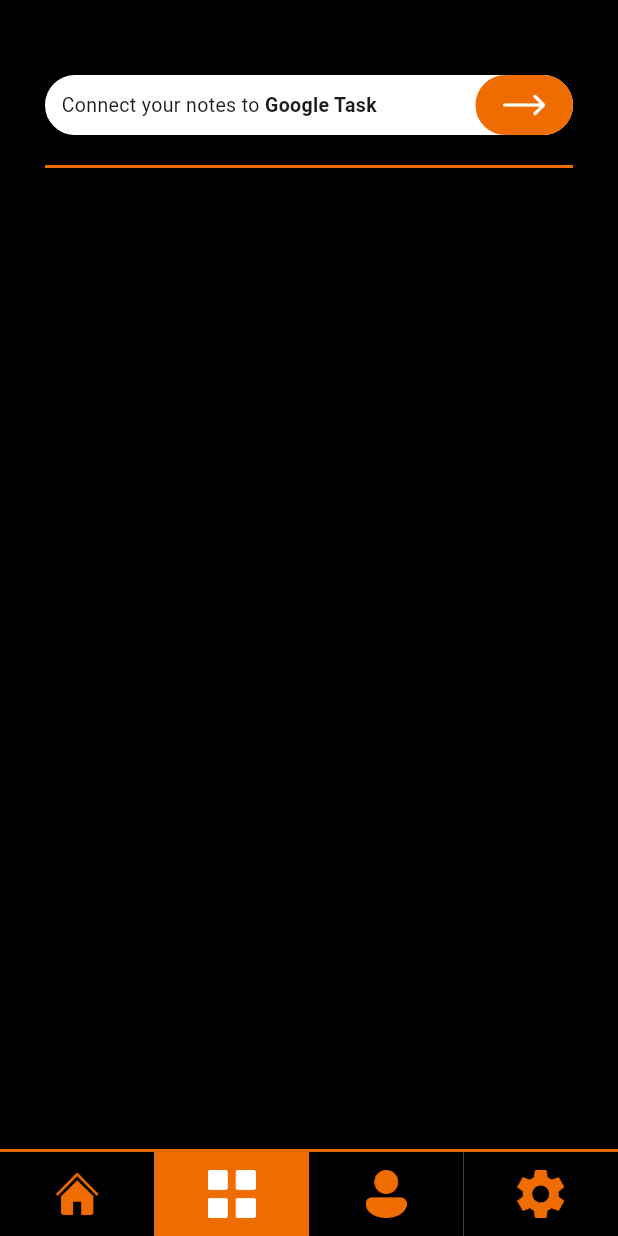
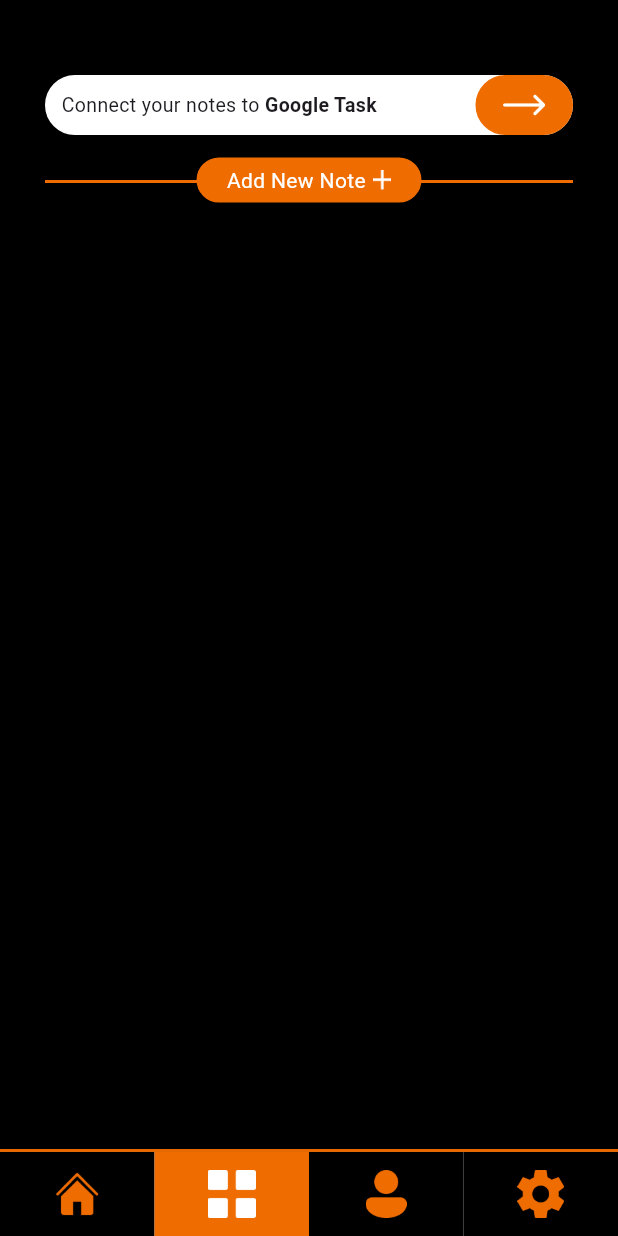
Before and after one commit to saganon/notes_app_assignment, a Flutter app: the screen it shows after launch, item 2 of the bottom bar chosen, on a phone screen of 412 x 824 dp. Run offline on Flutter 3.47's test engine with Material 3 defaults, Android fonts, the phone set to English and light mode, and no system bars.

Commit message:
add new note widget

```diff
--- a/lib/app/notes.dart
+++ b/lib/app/notes.dart
@@ -18,9 +18,19 @@ class Notes extends StatelessWidget {
         crossAxisAlignment: CrossAxisAlignment.start,
         children: [
           _goToGoogleTask(context),
+          _goToCreateNote(),
+        ],
+      ),
+    );
+  }
+
+  Widget _goToCreateNote() {
+    return Stack(
+      alignment: Alignment.topCenter,
+      children: [
         Container(
           margin: const EdgeInsets.only(
-              top: 20.0,
+            top: 30.0,
           ),
           decoration: BoxDecoration(
             border: Border(
@@ -31,8 +41,42 @@ class Notes extends StatelessWidget {
             ),
           ),
         ),
+        Container(
+          margin: const EdgeInsets.only(
+            top: 15.0,
+          ),
+          height: 30,
+          width: 150,
+          transform: Matrix4.translationValues(0.0, 0.0, 0.0),
+          decoration: BoxDecoration(
+            borderRadius: BorderRadius.circular(20),
+            border: Border.all(color: Colors.orange.shade800),
+            color: Colors.orange.shade800,
+          ),
+          child: InkWell(
+            onTap: () => {},
+            child: Row(
+              mainAxisAlignment: MainAxisAlignment.center,
+              crossAxisAlignment: CrossAxisAlignment.center,
+              children: [
+                const Text(
+                  'Add New Note',
+                  style: TextStyle(color: Colors.white),
+                ),
+                Container(
+                  margin: const EdgeInsets.only(left: 5),
+                  child: Image.asset(
+                    'assets/images/icons/add-note.png',
+                    color: Colors.white,
+                    width: 12,
+                    height: 18,
+                  ),
+                )
               ],
             ),
+          ),
+        ),
+      ],
     );
   }
 
--- a/pubspec.yaml
+++ b/pubspec.yaml
@@ -65,6 +65,7 @@ flutter:
      - assets/images/icons/notes.png
      - assets/images/icons/settings.png
      - assets/images/icons/right-arrow.png
+     - assets/images/icons/add-note.png
 
   # An image asset can refer to one or more resolution-specific "variants", see
   # https://flutter.dev/assets-and-images/#resolution-aware
```
Also changed, not shown: assets/images/icons/add-note.png (added), lib/common/constants/notes_list.dart (added), lib/data/models/notes_list.dart (added). Lines whose indentation alone changed are shown as unchanged.
